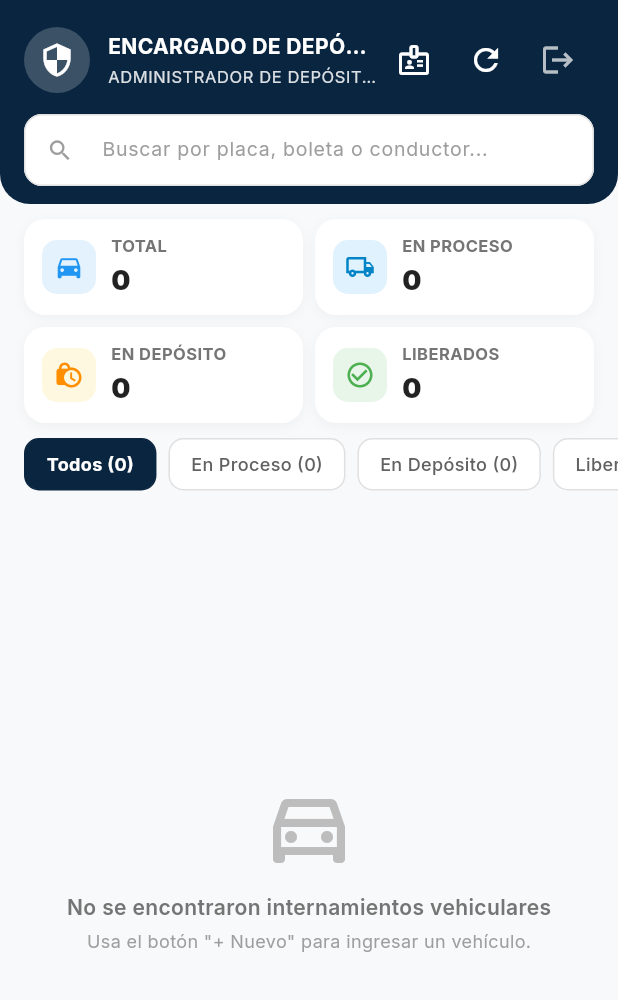
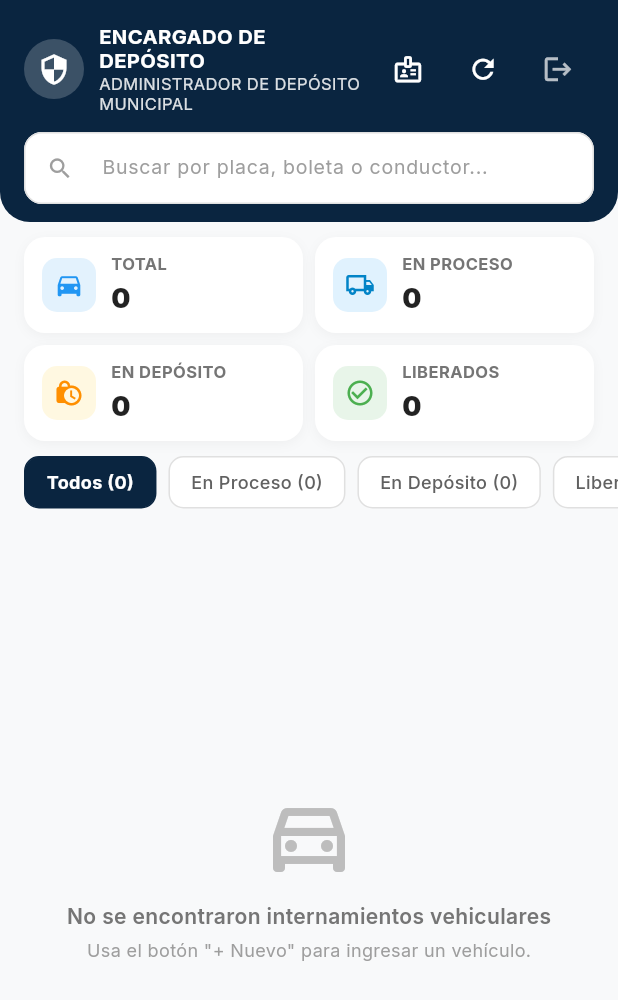
Before and after one commit to ManuelCarrasco28/Sistema-MJLO-Transito, a Flutter app: the DepotHomeScreen screen opened directly, on a phone screen of 412 x 824 dp. Shown: the top 1000 px of the screen. Run offline on Flutter 3.47's test engine with Material 3 defaults, Android fonts, the phone set to English and light mode, and no system bars; our stand-ins replace flutter_map, flutter_secure_storage, geocoding, geolocator, google_fonts, image_picker and 3 more; missing offline and left inert: mobile_scanner, syncfusion_flutter_pdfviewer; accounts and stored records are empty; network calls fail.

Commit message:
fix(mobile,backend): corregir ajuste de nombre y cargo en cabecera sin truncado y filtrar operativos por participacion del inspector

```diff
--- a/mobile/lib/screens/depot_home_screen.dart
+++ b/mobile/lib/screens/depot_home_screen.dart
@@ -908,27 +908,29 @@ class _DepotHomeScreenState extends State<DepotHomeScreen> {
                         onTap: _abrirPerfil,
                         borderRadius: BorderRadius.circular(24),
                         child: CircleAvatar(
-                          radius: 22,
+                          radius: 20,
                           backgroundColor: Colors.white.withOpacity(0.2),
-                          child: const Icon(Icons.security, color: Colors.white, size: 24),
+                          child: const Icon(Icons.security, color: Colors.white, size: 22),
                         ),
                       ),
-                      const SizedBox(width: 12),
+                      const SizedBox(width: 10),
                       Expanded(
                         child: InkWell(
                           onTap: _abrirPerfil,
                           child: Column(
                             crossAxisAlignment: CrossAxisAlignment.start,
+                            mainAxisSize: MainAxisSize.min,
                             children: [
                               Text(
                                 _encargadoNombre.toUpperCase(),
                                 style: const TextStyle(
                                   color: Colors.white,
                                   fontWeight: FontWeight.bold,
-                                  fontSize: 14,
+                                  fontSize: 13.5,
+                                  height: 1.15,
                                 ),
-                                maxLines: 1,
-                                overflow: TextOverflow.ellipsis,
+                                softWrap: true,
+                                maxLines: 2,
                               ),
                               const SizedBox(height: 2),
                               Text(
@@ -936,29 +938,43 @@ class _DepotHomeScreenState extends State<DepotHomeScreen> {
                                 style: TextStyle(
                                   color: Colors.white.withOpacity(0.85),
                                   fontSize: 11,
-                                  letterSpacing: 0.4,
+                                  height: 1.15,
                                 ),
-                                maxLines: 1,
-                                overflow: TextOverflow.ellipsis,
+                                softWrap: true,
+                                maxLines: 2,
                               ),
                             ],
                           ),
                         ),
                       ),
+                      const SizedBox(width: 4),
+                      Row(
+                        mainAxisSize: MainAxisSize.min,
+                        children: [
                           IconButton(
                             onPressed: _abrirPerfil,
-                        icon: const Icon(Icons.badge_outlined, color: Colors.white),
+                            icon: const Icon(Icons.badge_outlined, color: Colors.white, size: 21),
                             tooltip: 'Ver mi perfil',
+                            constraints: const BoxConstraints(minWidth: 32, minHeight: 32),
+                            padding: const EdgeInsets.all(4),
                           ),
+                          const SizedBox(width: 2),
                           IconButton(
                             onPressed: _cargarDatos,
-                        icon: const Icon(Icons.refresh, color: Colors.white),
+                            icon: const Icon(Icons.refresh, color: Colors.white, size: 21),
                             tooltip: 'Actualizar',
+                            constraints: const BoxConstraints(minWidth: 32, minHeight: 32),
+                            padding: const EdgeInsets.all(4),
                           ),
+                          const SizedBox(width: 2),
                           IconButton(
                             onPressed: _cerrarSesion,
-                        icon: const Icon(Icons.logout, color: Colors.white70),
+                            icon: const Icon(Icons.logout, color: Colors.white70, size: 21),
                             tooltip: 'Cerrar sesión',
+                            constraints: const BoxConstraints(minWidth: 32, minHeight: 32),
+                            padding: const EdgeInsets.all(4),
+                          ),
+                        ],
                       ),
                     ],
                   ),
```
Also changed, not shown: mobile/lib/screens/history_screen.dart (+11 -2 lines), mobile/lib/screens/home_screen.dart (+13 -2 lines), mobile/lib/services/api_service.dart (+9 -2 lines), 1 other file. Lines whose indentation alone changed are shown as unchanged.
